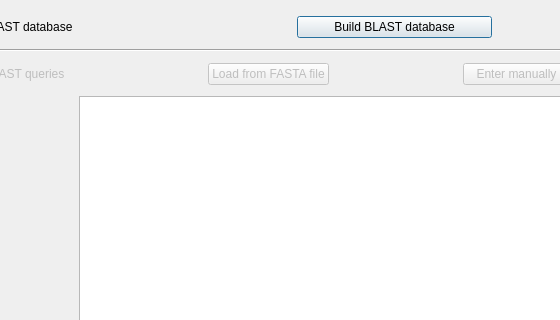
The window that ui/blastsearchdialog.ui (rrwick/Bandage) describes before a commit, drawn with Qt 5; both pictures show x 139 to 699 and y 0 to 320 of the 1068 by 753 pixel window.
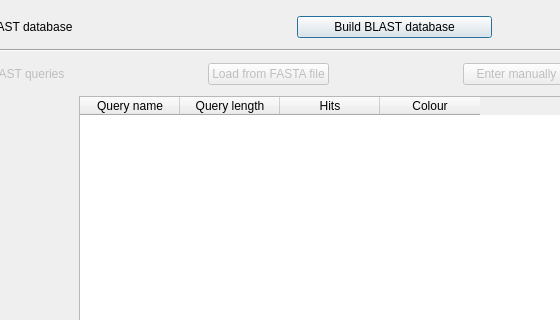
The same window after the commit. Custom widgets are drawn as their Qt base class.

Commit message: Improve resizing of columns

```diff
--- a/ui/blastsearchdialog.ui
+++ b/ui/blastsearchdialog.ui
@@ -606,7 +606,28 @@
     </spacer>
    </item>
    <item row="4" column="2">
-    <widget class="MyTableWidget" name="blastQueriesTableWidget"/>
+    <widget class="MyTableWidget" name="blastQueriesTableWidget">
+     <column>
+      <property name="text">
+       <string>Query name</string>
+      </property>
+     </column>
+     <column>
+      <property name="text">
+       <string>Query length</string>
+      </property>
+     </column>
+     <column>
+      <property name="text">
+       <string>Hits</string>
+      </property>
+     </column>
+     <column>
+      <property name="text">
+       <string>Colour</string>
+      </property>
+     </column>
+    </widget>
    </item>
   </layout>
  </widget>
```
The commit also changes 3 other files.
